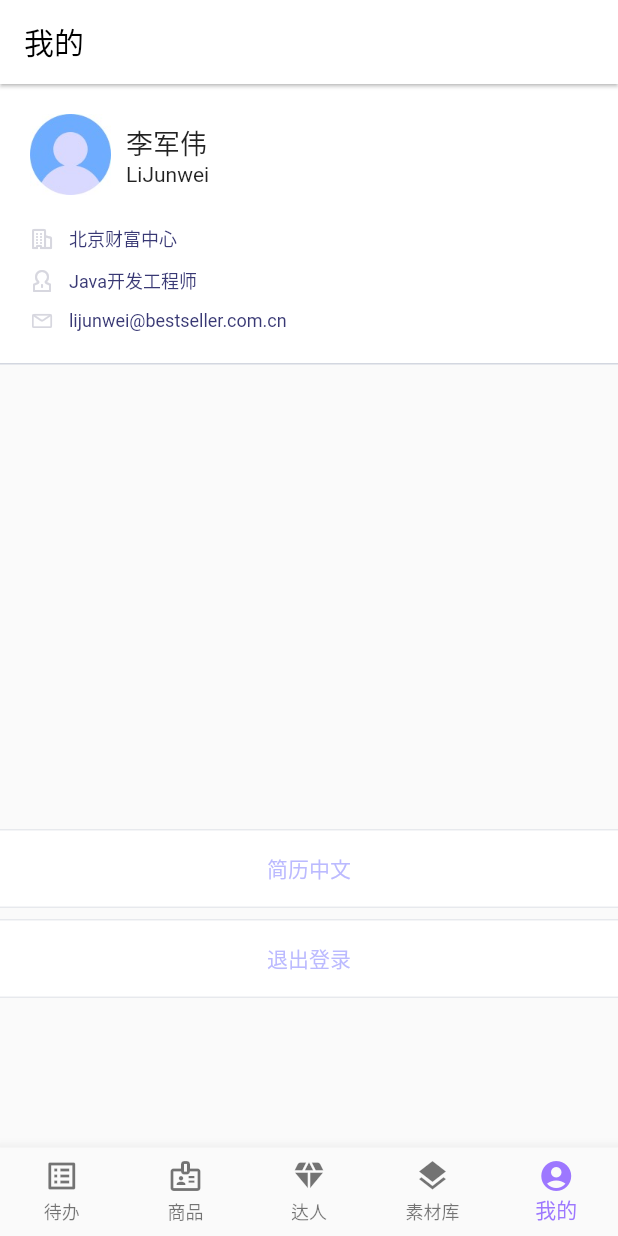
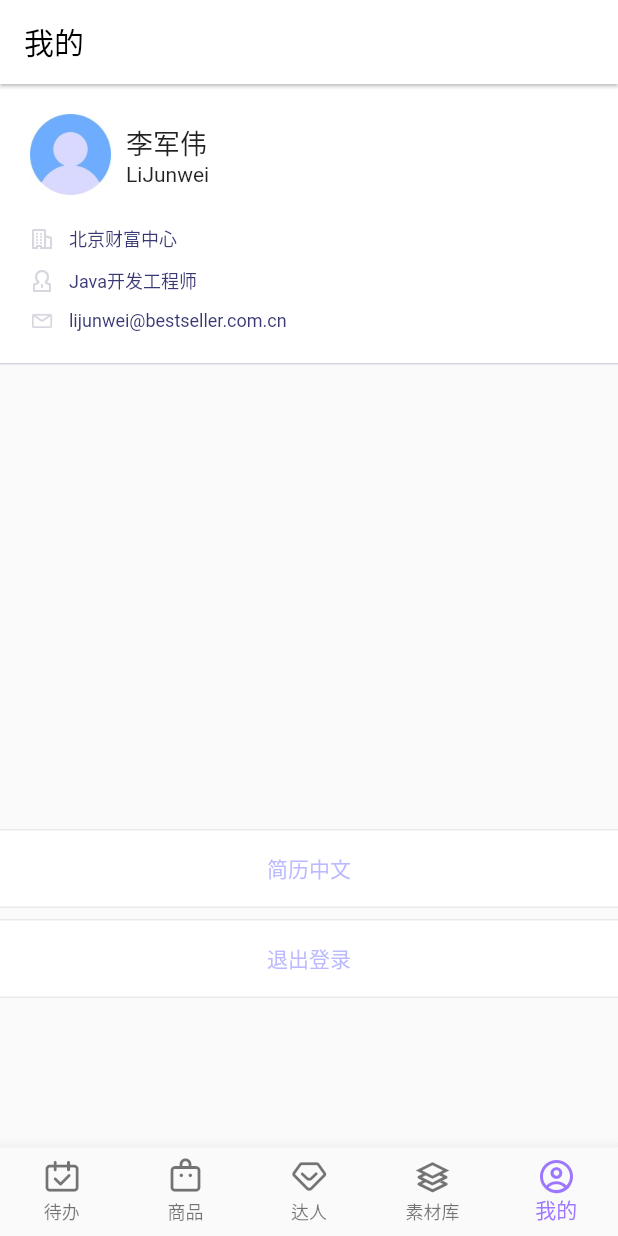
Before and after one commit to wangchenghaha/cms-client, a Flutter app: the screen it shows after launch, on a phone screen of 412 x 824 dp. Run offline on Flutter 3.47's test engine with Material 2 defaults, Android fonts, the phone set to English and light mode, and no system bars; our stand-ins replace dio, fluro, fluttertoast, image_picker, shared_preferences and 2 more; missing offline and left inert: dart:ffi, image_picker_for_web, shared_preferences_web; key blocks and very long unbroken strings in the code were emptied for the run.

Commit message:
tab icon

```diff
--- a/lib/pages/home/index.dart
+++ b/lib/pages/home/index.dart
@@ -19,11 +19,11 @@ List<Widget> tabViewList = [
 ];
 
 List<BottomNavigationBarItem> barItemList = [
-  const BottomNavigationBarItem(label: '待办', icon: Icon(Icons.list_alt_outlined)),
-  const BottomNavigationBarItem(label: '商品', icon: Icon(Icons.badge_outlined)),
-  const BottomNavigationBarItem(label: '达人', icon: Icon(Icons.diamond_rounded)),
-  const BottomNavigationBarItem(label: '素材库', icon: Icon(Icons.layers)),
-  const BottomNavigationBarItem(label: '我的', icon: Icon(Icons.account_circle)),
+  const BottomNavigationBarItem(label: '待办', icon: Icon(IconData(0xe617, fontFamily: 'Myfont'))), //
+  const BottomNavigationBarItem(label: '商品', icon: Icon(IconData(0xe618, fontFamily: 'Myfont'))),
+  const BottomNavigationBarItem(label: '达人', icon: Icon(IconData(0xe616, fontFamily: 'Myfont'))),
+  const BottomNavigationBarItem(label: '素材库', icon: Icon(IconData(0xe61a, fontFamily: 'Myfont'))),
+  const BottomNavigationBarItem(label: '我的', icon: Icon(IconData(0xe619, fontFamily: 'Myfont'))),
 ];
 
 class HomePage extends StatefulWidget {
--- a/lib/pages/home/tab_profile/index.dart
+++ b/lib/pages/home/tab_profile/index.dart
@@ -136,6 +136,7 @@ class _TabProfileState extends State<TabProfile> {
       builder: (BuildContext context) {
         return SimpleDialog(
           title: const Text('切换语言'),
+          elevation: 0,
           children: <Widget>[
             new SimpleDialogOption(
               child: new Text('简体中文'),
```
